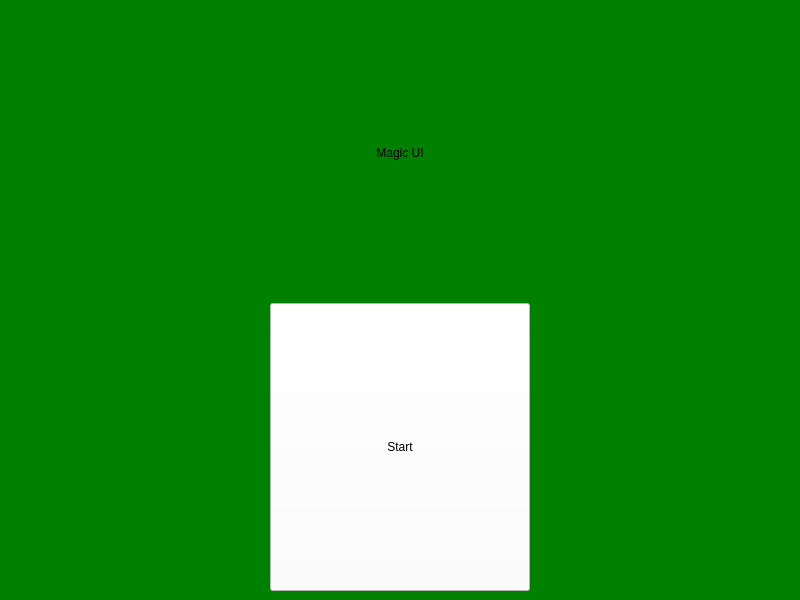
Qt form MagicUi/mainwindow.ui (GoldschmidtMarko/MagicUi) before a commit.
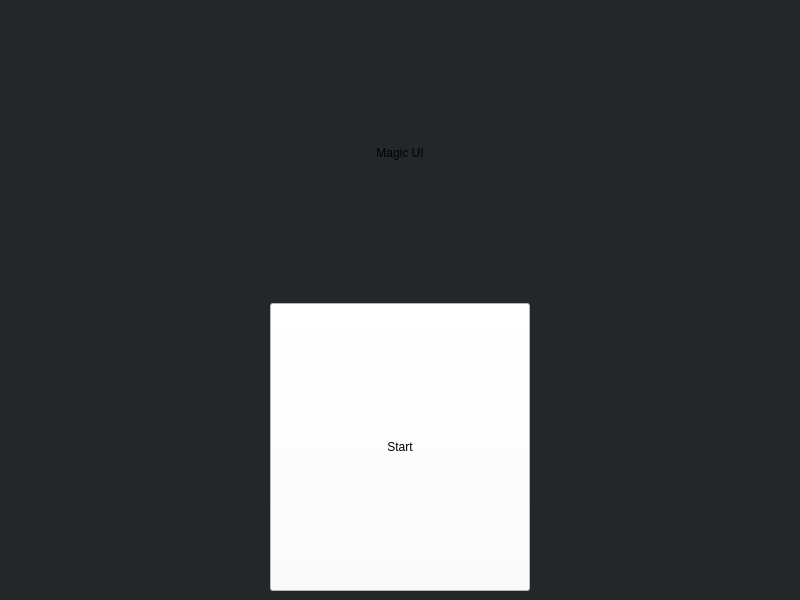
The same form after that commit.

What changed in the file:
```diff
--- a/MagicUi/mainwindow.ui
+++ b/MagicUi/mainwindow.ui
@@ -14,7 +14,7 @@
    <string>MainWindow</string>
   </property>
   <property name="styleSheet">
-   <string notr="true">background-color:Green;</string>
+   <string notr="true">background-color: rgb(35,39,42);</string>
   </property>
   <widget class="QWidget" name="centralwidget">
    <layout class="QVBoxLayout" name="verticalLayout">
```
